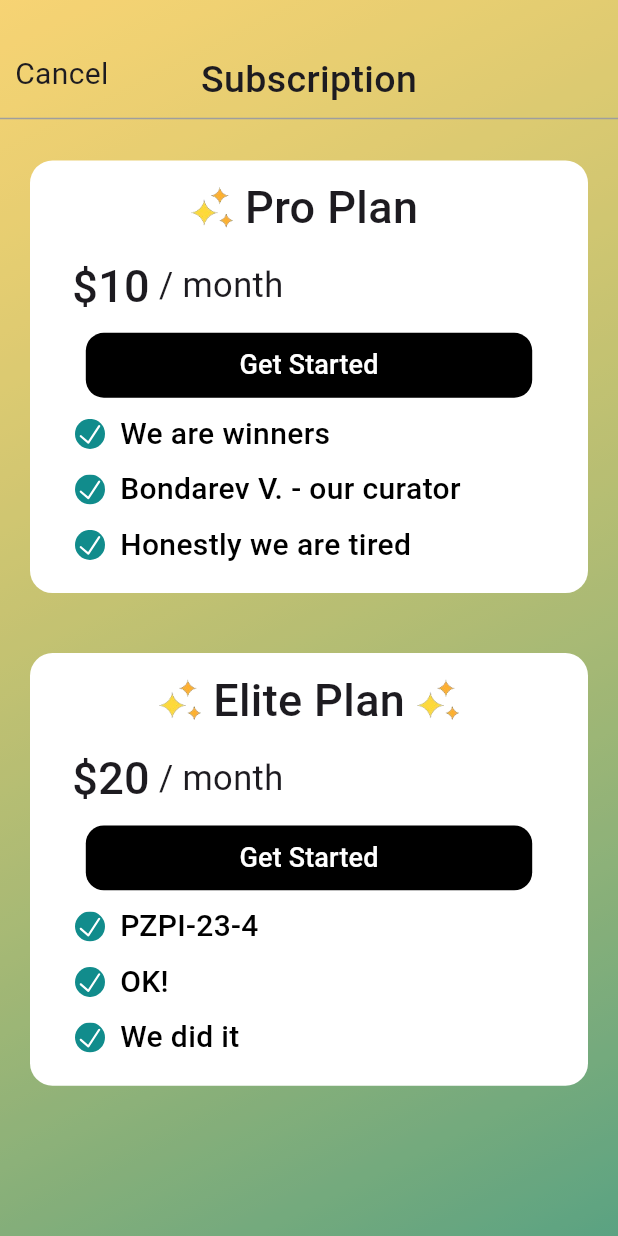
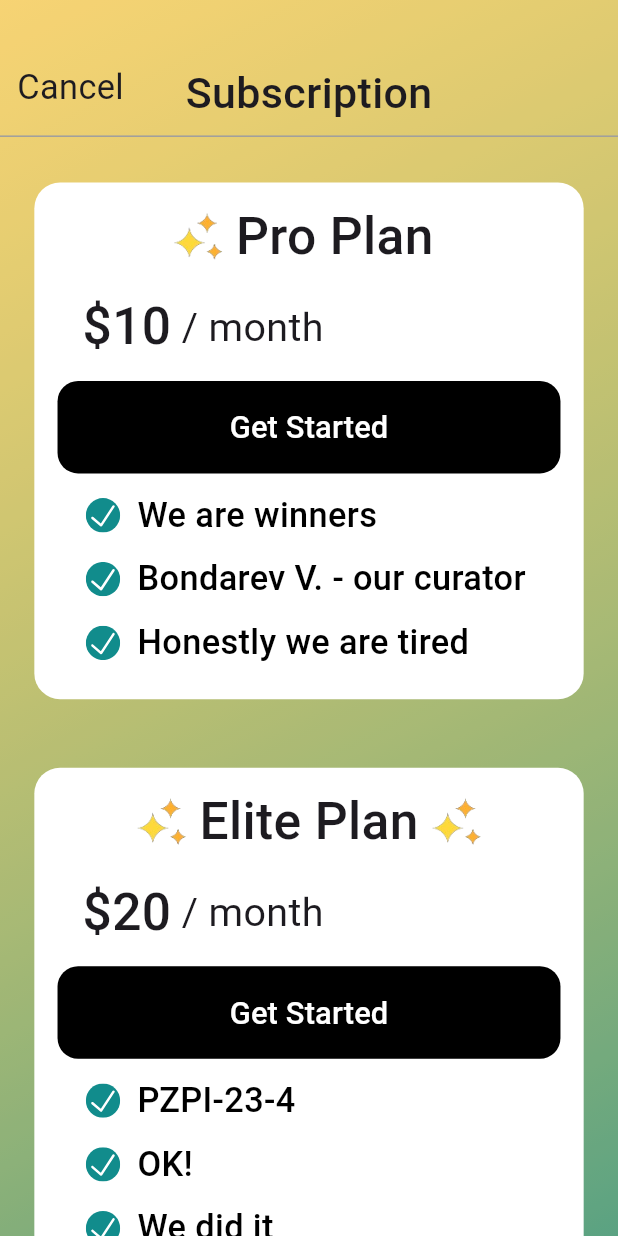
Before and after one commit to TsyselskyiAndrey/social-media, a Flutter app: the SubscriptionScreen screen opened directly, on a phone screen of 412 x 824 dp. Run offline on Flutter 3.47's test engine with Material 3 defaults, Android fonts, the phone set to English and light mode, and no system bars; our stand-ins replace flutter_screenutil, flutter_svg, google_sign_in, image_picker.

Commit message:
Make SubscriptionScreen responsive

```diff
--- a/front-end-mobile-app/glowee/lib/screens/subscription.dart
+++ b/front-end-mobile-app/glowee/lib/screens/subscription.dart
@@ -1,12 +1,14 @@
 import 'package:flutter/material.dart';
 import 'package:glowee/widgets/card.dart';
+import 'package:flutter_screenutil/flutter_screenutil.dart';
 
 class SubscriptionScreen extends StatelessWidget {
   const SubscriptionScreen({super.key});
 
   @override
   Widget build(BuildContext context) {
-    return Stack(
+    return Scaffold(
+      body: Stack(
         children: [
           Container(
             decoration: const BoxDecoration(
@@ -25,18 +27,19 @@ class SubscriptionScreen extends StatelessWidget {
               color: Color.fromRGBO(242, 188, 23, 0.2),
             ),
           ),
-        Column(
+          SafeArea(
+            child: Column(
               children: [
                 Container(
-              padding: const EdgeInsets.only(top: 35, left: 10, right: 10),
-              child: const Stack(
+                  padding: EdgeInsets.only(top: 35.h, left: 10.w, right: 10.w),
+                  child: Stack(
                     children: [
                       Align(
                         alignment: Alignment.bottomLeft,
                         child: Text(
                           "Cancel",
                           style: TextStyle(
-                        fontSize: 20,
+                            fontSize: 20.sp,
                           ),
                         ),
                       ),
@@ -45,7 +48,7 @@ class SubscriptionScreen extends StatelessWidget {
                         child: Text(
                           "Subscription",
                           style: TextStyle(
-                        fontSize: 25,
+                            fontSize: 25.sp,
                             fontWeight: FontWeight.w500,
                           ),
                         ),
@@ -77,7 +80,9 @@ class SubscriptionScreen extends StatelessWidget {
                 ),
               ],
             ),
+          ),
         ],
+      ),
     );
   }
 }
--- a/front-end-mobile-app/glowee/lib/widgets/card.dart
+++ b/front-end-mobile-app/glowee/lib/widgets/card.dart
@@ -1,4 +1,5 @@
 import 'package:flutter/material.dart';
+import 'package:flutter_screenutil/flutter_screenutil.dart';
 import 'package:flutter_svg/flutter_svg.dart';
 
 class PlanCard extends StatelessWidget {
@@ -17,24 +18,24 @@ class PlanCard extends StatelessWidget {
 
   Widget get checkSvg => SvgPicture.asset(
         'assets/svg/check.svg',
-        width: 20,
-        height: 20,
+        width: 20.w,
+        height: 20.h,
       );
 
   Widget get starsImg => Image.asset(
         'assets/images/stars.png',
-        width: 30,
-        height: 30,
+        width: 30.w,
+        height: 30.h,
       );
 
   @override
   Widget build(BuildContext context) {
     return Container(
-      height: MediaQuery.sizeOf(context).height * 0.35,
-      margin: const EdgeInsets.all(20),
+      height: (MediaQuery.sizeOf(context).height * 0.35).h,
+      margin: EdgeInsets.all(20.w),
       decoration: BoxDecoration(
         color: Colors.white,
-        borderRadius: BorderRadius.circular(15),
+        borderRadius: BorderRadius.circular(15.r),
       ),
       child: LayoutBuilder(
         builder: (context, constraints) {
@@ -49,36 +50,36 @@ class PlanCard extends StatelessWidget {
                       mainAxisSize: MainAxisSize.min,
                       children: [
                         starsImg,
-                        const SizedBox(width: 7),
+                        SizedBox(width: 7.w),
                         Text(
                           title,
-                          style: const TextStyle(
-                            fontSize: 30,
+                          style: TextStyle(
+                            fontSize: 30.sp,
                             fontWeight: FontWeight.w500,
                           ),
                         ),
-                        const SizedBox(width: 7),
+                        SizedBox(width: 7.w),
                         if (title == 'Elite Plan') starsImg,
                       ],
                     ),
                   ),
                   if (isPopular)
                     Padding(
-                      padding: const EdgeInsets.only(right: 8.0),
+                      padding: EdgeInsets.only(right: 8.w),
                       child: Align(
                         alignment: Alignment.topRight,
                         child: Container(
-                          width: constraints.maxWidth * 0.25,
-                          height: constraints.minHeight * 0.09,
+                          width: (constraints.maxWidth * 0.25).w,
+                          height: (constraints.minHeight * 0.09).h,
                           decoration: BoxDecoration(
                             color: Colors.black,
-                            borderRadius: BorderRadius.circular(12),
+                            borderRadius: BorderRadius.circular(12.r),
                           ),
-                          child: const Center(
+                          child: Center(
                             child: Text(
                               "Popular",
                               style: TextStyle(
-                                fontSize: 15,
+                                fontSize: 15.sp,
                                 color: Colors.white,
                               ),
                             ),
@@ -90,63 +91,63 @@ class PlanCard extends StatelessWidget {
               ),
               Row(
                 children: [
-                  const Padding(
-                    padding: EdgeInsets.only(left: 28.0),
+                  Padding(
+                    padding: EdgeInsets.only(left: 28.w),
                     child: Text(
                       "\$",
                       style: TextStyle(
-                        fontSize: 30,
+                        fontSize: 30.sp,
                         fontWeight: FontWeight.w500,
                       ),
                     ),
                   ),
                   Text(
                     price,
-                    style: const TextStyle(
-                      fontSize: 30,
+                    style: TextStyle(
+                      fontSize: 30.sp,
                       fontWeight: FontWeight.w500,
                     ),
                   ),
-                  const Text(
+                  Text(
                     " / month",
                     style: TextStyle(
-                      fontSize: 23,
+                      fontSize: 23.sp,
                       fontWeight: FontWeight.w400,
                     ),
                   ),
                 ],
               ),
               SizedBox(
-                width: constraints.maxWidth * 0.8,
-                height: constraints.maxHeight * 0.15,
+                width: (constraints.maxWidth * 0.8).w,
+                height: (constraints.maxHeight * 0.15).h,
                 child: TextButton(
                   onPressed: () {},
                   style: TextButton.styleFrom(
                     backgroundColor: Colors.black,
                     shape: RoundedRectangleBorder(
-                      borderRadius: BorderRadius.circular(12),
+                      borderRadius: BorderRadius.circular(12.r),
                     ),
                   ),
-                  child: const Text(
+                  child: Text(
                     "Get Started",
-                    style: TextStyle(color: Colors.white, fontSize: 18),
+                    style: TextStyle(color: Colors.white, fontSize: 18.sp),
                   ),
                 ),
               ),
               Column(
                 children: features.map((feature) {
                   return Padding(
-                    padding: const EdgeInsets.only(left: 30.0, bottom: 8),
+                    padding: EdgeInsets.only(left: 30.w, bottom: 8.h),
                     child: Row(
                       children: [
                         checkSvg,
-                        const SizedBox(width: 10),
+                        SizedBox(width: 10.w),
                         Expanded(
                           child: Text(
                             feature,
-                            style: const TextStyle(
+                            style: TextStyle(
                               color: Colors.black,
-                              fontSize: 20,
+                              fontSize: 20.sp,
                               fontWeight: FontWeight.w500,
                             ),
                           ),
```
Lines whose indentation alone changed are shown as unchanged.
